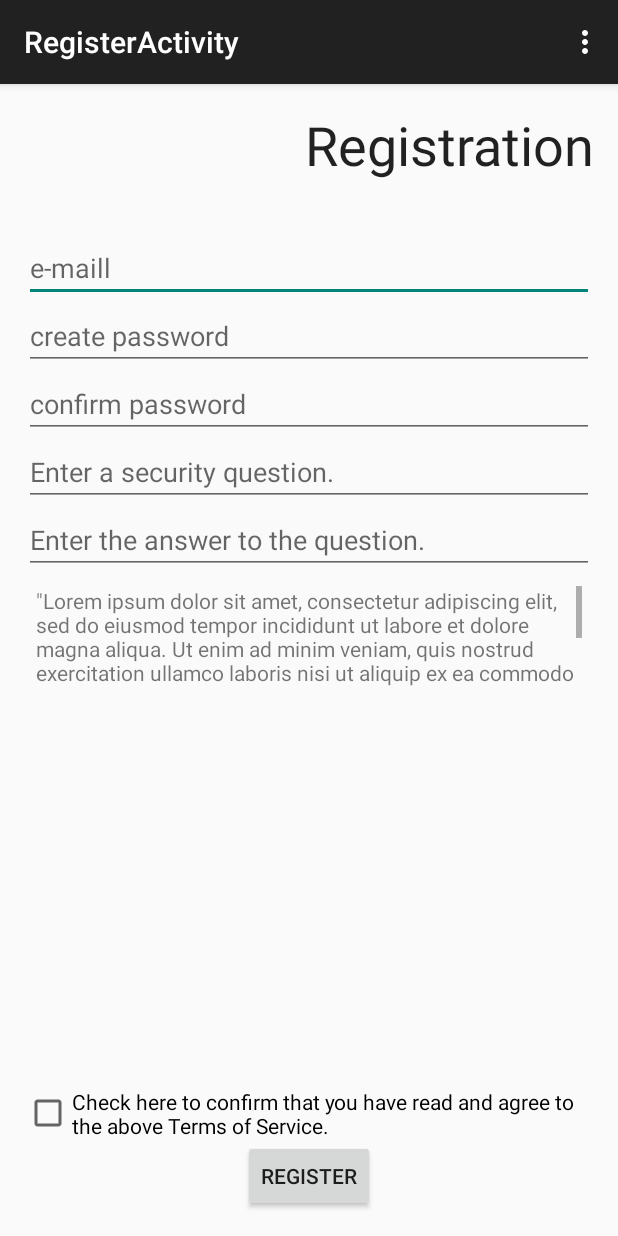
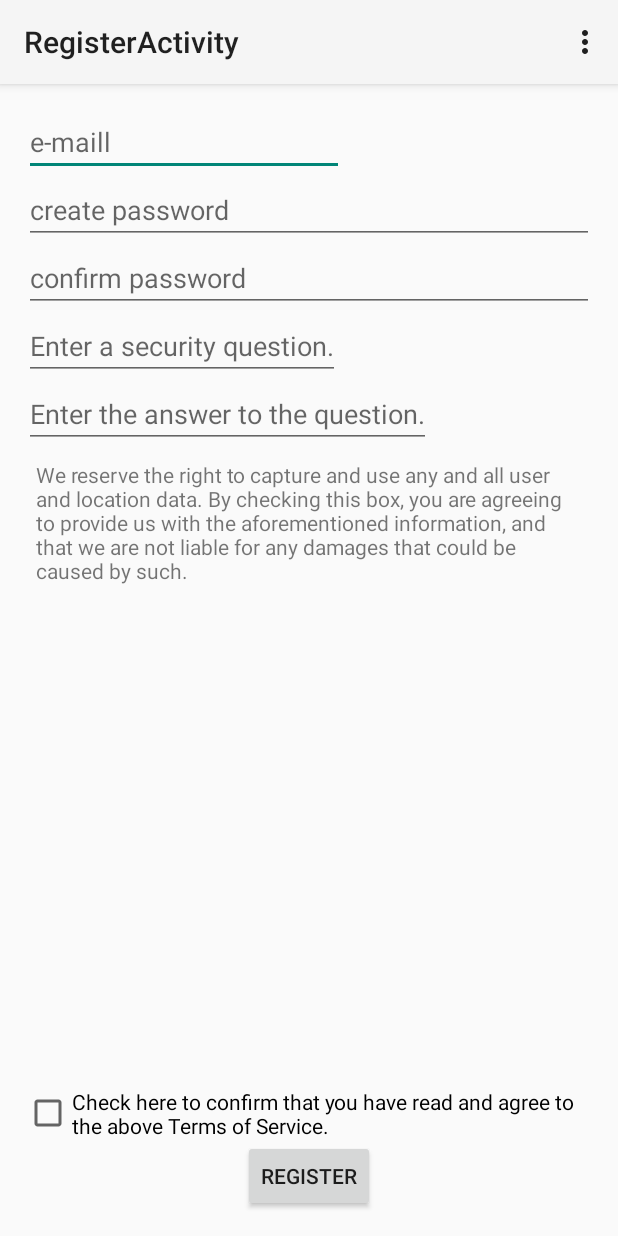
Before and after one commit to crimsongold/gps_app_ver2, an Android app: the RegisterActivity screen opened directly, with no data from a screen before it, on a phone screen of 412 x 824 dp. Run offline under Robolectric (Android 15) with nearby library versions, the phone set to English and light mode, and no system bars.

Commit message:
Modifying the Terms of Service and updating the register xml.

```diff
--- a/app/src/main/AndroidManifest.xml
+++ b/app/src/main/AndroidManifest.xml
@@ -12,7 +12,7 @@
 
     <application
         android:allowBackup="true"
-        android:icon="@mipmap/ic_launcher"
+        android:icon="@mipmap/raccoon_transparent"
         android:label="@string/app_name"
         android:theme="@style/AppTheme" >
         <activity
--- a/app/src/main/java/tcss450/gps_app_phase_i/MyAccountActivity.java
+++ b/app/src/main/java/tcss450/gps_app_phase_i/MyAccountActivity.java
@@ -5,14 +5,12 @@ import android.content.Intent;
 import android.content.SharedPreferences;
 import android.support.v7.app.ActionBarActivity;
 import android.os.Bundle;
-import android.view.KeyEvent;
 import android.view.Menu;
 import android.view.MenuItem;
 import android.view.View;
 import android.view.View.OnClickListener;
 import android.widget.Button;
 import android.widget.EditText;
-import android.widget.TextView;
 
 import java.util.Calendar;
 import java.util.Date;
--- a/app/src/main/java/tcss450/gps_app_phase_i/RegisterActivity.java
+++ b/app/src/main/java/tcss450/gps_app_phase_i/RegisterActivity.java
@@ -1,6 +1,5 @@
 package tcss450.gps_app_phase_i;
 
-import android.app.Dialog;
 import android.content.Intent;
 import android.support.v7.app.ActionBarActivity;
 import android.os.Bundle;
@@ -8,8 +7,6 @@ import android.view.KeyEvent;
 import android.view.Menu;
 import android.view.MenuItem;
 import android.view.View;
-import android.view.inputmethod.EditorInfo;
-import android.widget.AutoCompleteTextView;
 import android.widget.Button;
 import android.widget.CheckBox;
 import android.widget.CompoundButton;
--- a/app/src/main/res/layout/activity_login.xml
+++ b/app/src/main/res/layout/activity_login.xml
@@ -43,8 +43,7 @@
             android:layout_width="match_parent" android:layout_height="wrap_content"
             android:layout_marginTop="16dp" android:text="Log In"
             android:textStyle="bold"
-            android:textSize="20sp"
-            android:textColor="#ffffffff" />
+            android:textSize="20sp" />
 
     </LinearLayout>
 
--- a/app/src/main/res/layout/activity_register.xml
+++ b/app/src/main/res/layout/activity_register.xml
@@ -6,43 +6,16 @@
     android:paddingBottom="@dimen/activity_vertical_margin"
     tools:context="tcss450.gps_app_phase_i.RegisterActivity">
 
-    <ScrollView
-        android:layout_width="fill_parent"
-        android:layout_height="fill_parent"
-        android:id="@+id/scrollView"
-        android:scrollbars="vertical"
-        android:fillViewport="false">
-    <LinearLayout
-        android:layout_width="fill_parent"
-        android:layout_height="fill_parent">
-
-        </LinearLayout>
-    </ScrollView>
-
-    <TextView
-        android:layout_width="wrap_content"
-        android:layout_height="wrap_content"
-        android:textAppearance="?android:attr/textAppearanceLarge"
-        android:text="Registration"
-        android:id="@+id/register_text"
-        android:layout_alignParentTop="true"
-        android:layout_alignParentRight="true"
-        android:layout_alignParentEnd="true"
-        android:textSize="36sp" />
-
     <EditText
         android:layout_width="wrap_content"
         android:layout_height="wrap_content"
         android:inputType="textEmailAddress"
         android:ems="10"
         android:id="@+id/email_prompt"
-        android:layout_below="@+id/register_text"
+        android:hint="e-maill"
+        android:layout_alignParentTop="true"
         android:layout_alignParentLeft="true"
-        android:layout_alignParentStart="true"
-        android:layout_marginTop="35dp"
-        android:layout_alignRight="@+id/scrollView"
-        android:layout_alignEnd="@+id/scrollView"
-        android:hint="e-maill" />
+        android:layout_alignParentStart="true"/>
 
     <EditText
         android:layout_width="wrap_content"
@@ -50,13 +23,12 @@
         android:inputType="textPassword"
         android:ems="10"
         android:id="@+id/pass_prompt"
-        android:layout_below="@+id/email_prompt"
-        android:layout_alignParentLeft="true"
         android:layout_alignParentStart="true"
-        android:layout_alignParentRight="true"
         android:layout_alignParentEnd="true"
         android:hint="create password"
-        android:fontFamily="@string/prompt_password" />
+        android:fontFamily="@string/prompt_password"
+        android:layout_below="@+id/email_prompt"
+        android:layout_alignParentLeft="true"/>
 
     <EditText
         android:layout_width="wrap_content"
@@ -64,56 +36,62 @@
         android:inputType="textPassword"
         android:ems="10"
         android:id="@+id/pass_confirm"
-        android:layout_below="@+id/pass_prompt"
-        android:layout_alignParentLeft="true"
         android:layout_alignParentStart="true"
-        android:layout_alignParentRight="true"
         android:layout_alignParentEnd="true"
         android:fontFamily="@string/prompt_password"
-        android:hint="confirm password" />
+        android:hint="confirm password"
+        android:layout_below="@+id/pass_prompt"
+        android:layout_alignParentLeft="true"/>
 
+    <ScrollView android:layout_width="wrap_content"
+                android:layout_height="wrap_content"
+                android:layout_below="@+id/security_answer"
+                android:layout_alignParentRight="true"
+                android:layout_alignParentEnd="true">
+        <LinearLayout
+            android:layout_width="fill_parent"
+            android:layout_height="fill_parent">
                 <TextView
                     android:layout_width="wrap_content"
                     android:layout_height="wrap_content"
                     android:id="@+id/terms"
-        android:maxLines="4"
+                    android:maxLines="6"
                     android:scrollbars="vertical"
-        android:text="&quot;Lorem ipsum dolor sit amet, consectetur adipiscing elit, sed do eiusmod tempor incididunt ut labore et dolore magna aliqua. Ut enim ad minim veniam, quis nostrud exercitation ullamco laboris nisi ut aliquip ex ea commodo consequat. Duis aute irure dolor in reprehenderit in voluptate velit esse cillum dolore eu fugiat nulla pariatur. Excepteur sint occaecat cupidatat non proident, sunt in culpa qui officia deserunt mollit anim id est laborum.&quot;"
+                    android:text="@string/terms_of_service"
                     android:enabled="true"
                     android:padding="8sp"
+                    android:focusable="true"
                     android:layout_below="@+id/security_answer"
                     android:layout_alignParentRight="true"
                     android:layout_alignParentEnd="true"/>
+        </LinearLayout>
+    </ScrollView>
 
     <Button
         android:layout_width="wrap_content"
         android:layout_height="wrap_content"
         android:text="REGISTER"
         android:id="@+id/register_button"
-        android:layout_alignBottom="@+id/scrollView"
-        android:layout_centerHorizontal="true" />
+        android:layout_alignParentBottom="true"
+        android:layout_centerHorizontal="true"/>
 
     <EditText
         android:layout_width="wrap_content"
         android:layout_height="wrap_content"
         android:id="@+id/security_question"
+        android:layout_alignParentStart="true"
+        android:hint="Enter a security question."
         android:layout_below="@+id/pass_confirm"
-        android:layout_alignParentLeft="true"
-        android:layout_alignParentStart="true"
-        android:layout_alignRight="@+id/scrollView"
-        android:layout_alignEnd="@+id/scrollView"
-        android:hint="Enter a security question." />
+        android:layout_alignParentLeft="true"/>
 
     <EditText
         android:layout_width="wrap_content"
         android:layout_height="wrap_content"
         android:id="@+id/security_answer"
+        android:layout_alignParentStart="true"
+        android:hint="Enter the answer to the question."
         android:layout_below="@+id/security_question"
-        android:layout_alignParentLeft="true"
-        android:layout_alignParentStart="true"
-        android:layout_alignRight="@+id/scrollView"
-        android:layout_alignEnd="@+id/scrollView"
-        android:hint="Enter the answer to the question." />
+        android:layout_alignParentLeft="true"/>
 
     <CheckBox
         android:layout_width="wrap_content"
@@ -125,4 +103,5 @@
         android:layout_alignParentStart="true"
         android:layout_alignRight="@+id/scrollView"
         android:layout_alignEnd="@+id/scrollView" />
+
 </RelativeLayout>
--- a/app/src/main/res/values/strings.xml
+++ b/app/src/main/res/values/strings.xml
@@ -8,4 +8,8 @@
     <string name="title_activity_load_screen">LoadScreenActivity</string>
     <string name="title_activity_my_account">MyAccountActivity</string>
     <string name="title_activity_movement_data">MovementData</string>
+    <string name="terms_of_service">We reserve the right to capture and use any and all user and
+        location data. By checking this box, you are agreeing to provide us with the aforementioned
+        information, and that we are not liable for any damages that could be caused by such.
+        </string>
 </resources>
--- a/app/src/main/res/values/styles.xml
+++ b/app/src/main/res/values/styles.xml
@@ -1,8 +1,5 @@
 <resources>
-
-    <!-- Base application theme. -->
-    <style name="AppTheme" parent="Theme.AppCompat.Light.DarkActionBar">
-        <!-- Customize your theme here. -->
+    <style name="AppTheme" parent="Theme.AppCompat.Light">
+        <!-- -->
     </style>
-
 </resources>
```
Also changed, not shown: 21 other files. Lines whose indentation alone changed are shown as unchanged.
